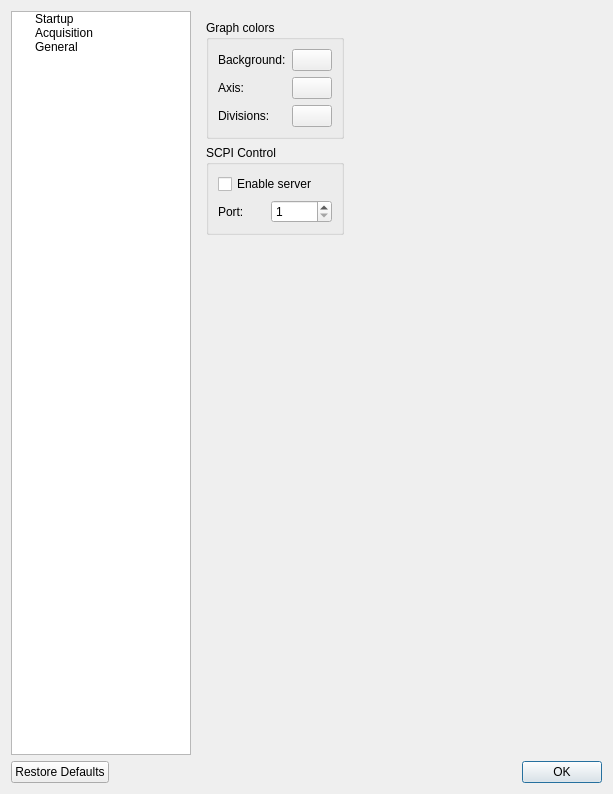
Qt form Software/PC_Application/preferencesdialog.ui (jankae/LibreVNA) before a commit.
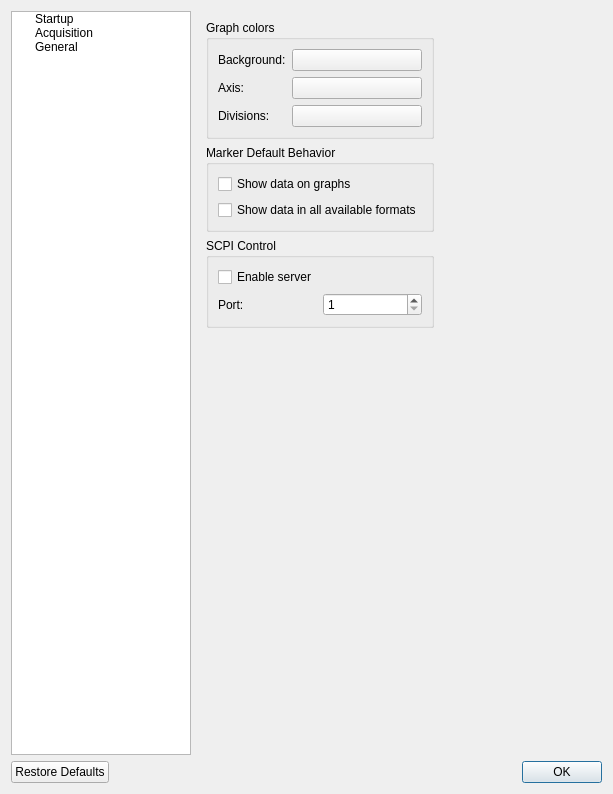
The same form after that commit. Custom widgets are drawn as their Qt base class.

Commit message: Add markers by right-clicking a graph

What changed in the file:
```diff
--- a/Software/PC_Application/preferencesdialog.ui
+++ b/Software/PC_Application/preferencesdialog.ui
@@ -587,6 +587,29 @@
                </layout>
               </widget>
              </item>
+             <item>
+              <widget class="QGroupBox" name="groupBox_9">
+               <property name="title">
+                <string>Marker Default Behavior</string>
+               </property>
+               <layout class="QVBoxLayout" name="verticalLayout_9">
+                <item>
+                 <widget class="QCheckBox" name="GeneralMarkerDataGraph">
+                  <property name="text">
+                   <string>Show data on graphs</string>
+                  </property>
+                 </widget>
+                </item>
+                <item>
+                 <widget class="QCheckBox" name="GeneralMarkerDataGraphAll">
+                  <property name="text">
+                   <string>Show data in all available formats</string>
+                  </property>
+                 </widget>
+                </item>
+               </layout>
+              </widget>
+             </item>
              <item>
               <widget class="QGroupBox" name="groupBox_8">
                <property name="title">
```
The commit also changes 15 other files.
